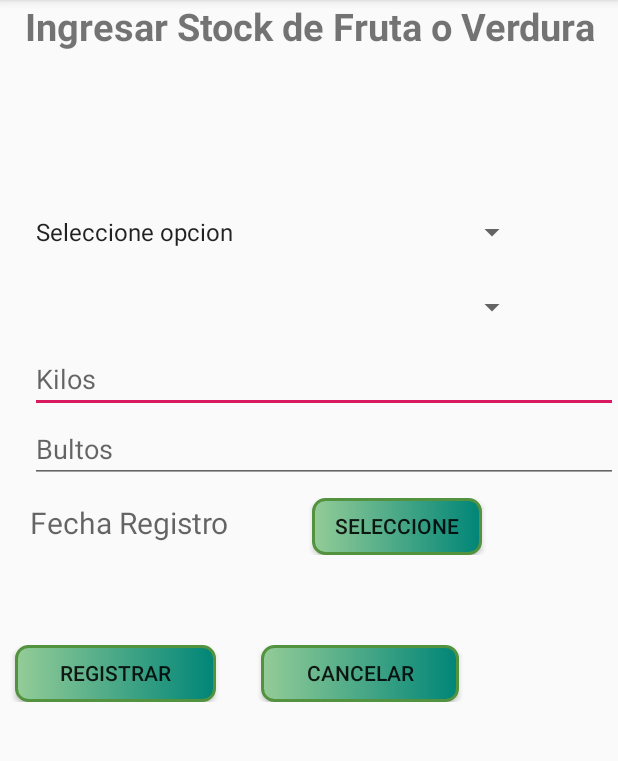
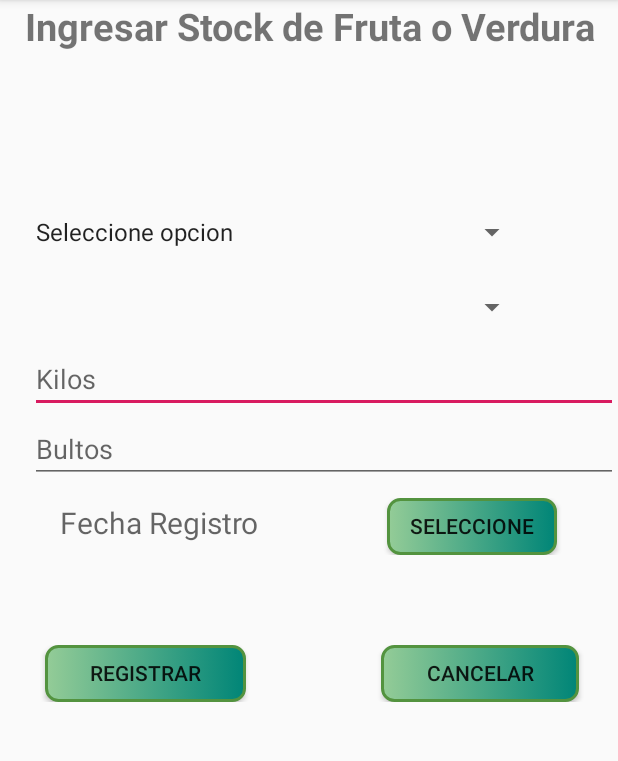
Before and after one commit to arlestabares/frutosdelcampo, an Android app: the FormularioStockActivity screen opened directly, with no data from a screen before it, on a phone screen of 412 x 824 dp, the part 84-845 px from its top. Run offline under Robolectric (Android 15) with nearby library versions, the phone set to English and light mode, and no system bars.

Commit message:
actualizacion datos

```diff
--- a/app/src/main/java/com/example/nadie/megafrutasyverduras/activitiesFormularios/SplashActivity.kt
+++ b/app/src/main/java/com/example/nadie/megafrutasyverduras/activitiesFormularios/SplashActivity.kt
@@ -17,7 +17,7 @@ class SplashActivity : AppCompatActivity() {
         hdn.postDelayed(Runnable {
             var intent:Intent = Intent(this, MainActivity::class.java)
             this.startActivity(intent)
-        }, 4000)
+        }, 2000)
 
     }
 }
--- a/app/src/main/java/com/example/nadie/megafrutasyverduras/activitiesListar/ListarCompraActivity.kt
+++ b/app/src/main/java/com/example/nadie/megafrutasyverduras/activitiesListar/ListarCompraActivity.kt
@@ -28,7 +28,7 @@ class ListarCompraActivity() : AppCompatActivity() {
         super.onCreate(savedInstanceState)
         setContentView(R.layout.activity_registro_compra)
 
-        //intent proveniente de InterfazPrincipalFragment
+        //intent proveniente de InterfazPrincipal
         listaCompra = intent.getParcelableArrayListExtra("registros")
 
         recyclerView = findViewById(R.id.recyclerRegistroAnteriorFV)
--- a/app/src/main/java/com/example/nadie/megafrutasyverduras/util/ManagerFireBase.kt
+++ b/app/src/main/java/com/example/nadie/megafrutasyverduras/util/ManagerFireBase.kt
@@ -100,7 +100,7 @@ object ManagerFireBase {
     }
 
     /**
-     * Funcion encargada de eliminar los registros asociados a la lista de degistrarCompra
+     * Funcion encargada de eliminar los registros asociados a la lista de gistrarCompra
      */
     fun eliminarCompra(registro: Registro){
         dataRef!!.child("registro").child(registro.id).removeValue()
--- a/app/src/main/res/layout/activity_formulario_stock.xml
+++ b/app/src/main/res/layout/activity_formulario_stock.xml
@@ -1,8 +1,6 @@
 <?xml version="1.0" encoding="utf-8"?>
-<LinearLayout
-        xmlns:android="http://schemas.android.com/apk/res/android"
+<LinearLayout xmlns:android="http://schemas.android.com/apk/res/android"
     xmlns:tools="http://schemas.android.com/tools"
-        xmlns:app="http://schemas.android.com/apk/res-auto"
     android:layout_width="match_parent"
     android:layout_height="wrap_content"
     tools:context=".activitiesFormularios.FormularioStockActivity">
@@ -15,26 +13,26 @@
 
         <LinearLayout
 
-                android:orientation="vertical"
             android:layout_width="match_parent"
-                android:layout_height="wrap_content">
+            android:layout_height="wrap_content"
+            android:orientation="vertical">
 
             <TextView
                 android:id="@+id/txtTituloFS"
                 android:layout_width="match_parent"
                 android:layout_height="wrap_content"
+                android:gravity="center"
                 android:text="Ingresar Stock de Fruta o Verdura"
                 android:textSize="25dp"
-                    android:textStyle="bold"
-                    android:gravity="center"/>
+                android:textStyle="bold" />
 
             <Spinner
                 android:id="@+id/spinnerOpcionFS"
                 android:layout_width="match_parent"
                 android:layout_height="40dp"
                 android:layout_marginTop="100dp"
-                    android:padding="8dp"
-                    android:layout_marginRight="60dp"/>
+                android:layout_marginRight="60dp"
+                android:padding="8dp" />
 
 
             <Spinner
@@ -43,7 +41,7 @@
                 android:layout_height="40dp"
                 android:layout_marginTop="10dp"
                 android:layout_marginRight="60dp"
-                    android:padding="8dp"/>
+                android:padding="8dp" />
 
 
             <EditText
@@ -51,75 +49,83 @@
                 android:layout_width="match_parent"
                 android:layout_height="wrap_content"
                 android:layout_below="@+id/spinnerListaFS"
+                android:layout_marginLeft="20dp"
                 android:layout_marginTop="5dp"
                 android:digits="0123456789"
+                android:hint="Kilos"
                 android:inputType="number"
-                    android:maxLength="9"
-                    android:hint="Kilos"
-                    android:layout_marginLeft="20dp"/>
+                android:maxLength="9" />
+
             <EditText
                 android:id="@+id/ediTxtBultosFS"
                 android:layout_width="match_parent"
                 android:layout_height="wrap_content"
                 android:layout_below="@+id/ediTxtLibrasFS"
+                android:layout_marginLeft="20dp"
                 android:layout_marginTop="1dp"
                 android:digits="0123456789"
+                android:hint="Bultos"
                 android:inputType="number"
-                    android:maxLength="5"
-                    android:hint="Bultos"
-                    android:layout_marginLeft="20dp"/>
+                android:maxLength="5" />
 
             <LinearLayout
                 android:id="@+id/linearFecha"
+                android:layout_width="match_parent"
+                android:layout_height="wrap_content"
                 android:layout_below="@+id/ediTxtBultosFS"
-                    android:orientation="horizontal"
                 android:layout_marginTop="10dp"
-                    android:layout_width="match_parent"
-                    android:layout_height="wrap_content">
+                android:layout_marginLeft="20dp"
+                android:orientation="horizontal">
+
                 <TextView
                     android:id="@+id/textViewFechaRegistroFS"
                     android:layout_width="wrap_content"
                     android:layout_height="wrap_content"
                     android:layout_below="@+id/ediTxtBultosFS"
+                    android:layout_marginLeft="20dp"
                     android:hint="Fecha Registro"
-                        android:textSize="20dp"
-                        android:layout_marginLeft="20dp"/>
+                    android:textSize="20dp" />
 
                 <Button
                     android:id="@+id/btnFechaFS"
                     android:layout_width="wrap_content"
                     android:layout_height="38dp"
-                        android:text="Seleccione"
+                    android:layout_marginLeft="85dp"
+
+                    android:background="@drawable/molde_btn_varios_background"
                     android:paddingLeft="15dp"
                     android:paddingRight="15dp"
-                        android:layout_marginLeft="55dp"
-                        android:background="@drawable/molde_btn_varios_background"/>
+                    android:text="Seleccione" />
             </LinearLayout>
 
             <LinearLayout
                 android:id="@+id/linearBotones"
-                    android:orientation="horizontal"
                 android:layout_width="match_parent"
                 android:layout_height="wrap_content"
-                    android:layout_marginTop="60dp">
+                android:layout_marginTop="60dp"
+              android:layout_marginLeft="20dp"
+                android:orientation="horizontal">
+
                 <Button
                     android:id="@+id/btnRegistrarFS"
                     android:layout_width="wrap_content"
                     android:layout_height="38dp"
-                        android:text="Registrar"
                     android:layout_marginLeft="10dp"
+                    android:layout_marginRight="60dp"
+                    android:background="@drawable/molde_btn_varios_background"
                     android:paddingLeft="30dp"
                     android:paddingRight="30dp"
-                        android:background="@drawable/molde_btn_varios_background"/>
+                    android:text="Registrar" />
+
                 <Button
                     android:id="@+id/btnCancelarFS"
                     android:layout_width="wrap_content"
                     android:layout_height="38dp"
-                        android:text="Cancelar"
                     android:layout_marginLeft="30dp"
+                    android:background="@drawable/molde_btn_varios_background"
+                    android:paddingLeft="30dp"
                     android:paddingRight="30dp"
-                        android:paddingLeft="30dp"
-                        android:background="@drawable/molde_btn_varios_background"/>
+                    android:text="Cancelar" />
 
             </LinearLayout>
         </LinearLayout>
```
Also changed, not shown: app/src/main/java/com/example/nadie/megafrutasyverduras/activitiesFormularios/FormularioBancoDonacionActivity.kt (+7 -0 lines), app/src/main/java/com/example/nadie/megafrutasyverduras/activitiesFormularios/MainActivity.kt (+50 -16 lines), app/src/main/java/com/example/nadie/megafrutasyverduras/bd/ConexionSQLite.kt (+7 -1 lines), app/src/main/java/com/example/nadie/megafrutasyverduras/bd/RegistroSQLHelper.kt (+2 -6 lines), app/src/main/java/com/example/nadie/megafrutasyverduras/modelo/Opcion.kt (deleted, +0 -7 lines), app/src/main/java/com/example/nadie/megafrutasyverduras/util/Dialogo.kt (added, +25 -0 lines), app/src/main/java/com/example/nadie/megafrutasyverduras/util/MensajeUsuario.kt (added, +50 -0 lines), app/src/main/res/layout/activity_main.xml (+4 -4 lines), app/src/main/res/layout/activity_splash.xml (+11 -11 lines), app/src/main/res/layout/content_main.xml (+7 -7 lines), app/src/main/res/values/strings.xml (+7 -7 lines). Lines whose indentation alone changed are shown as unchanged.
